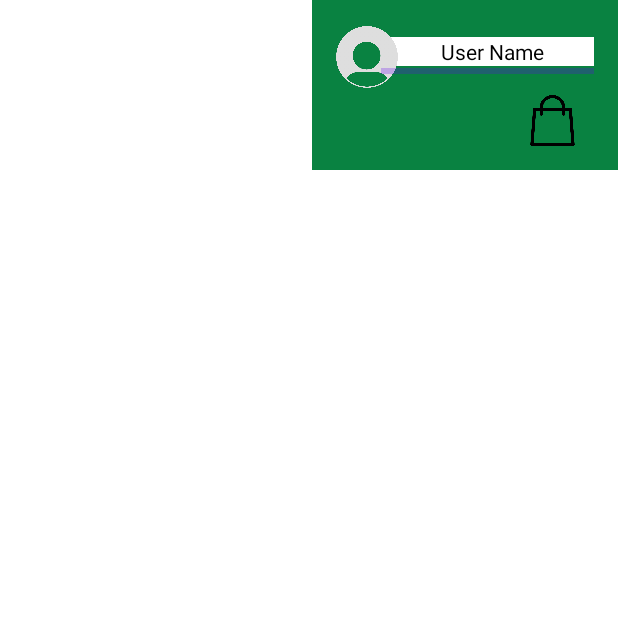
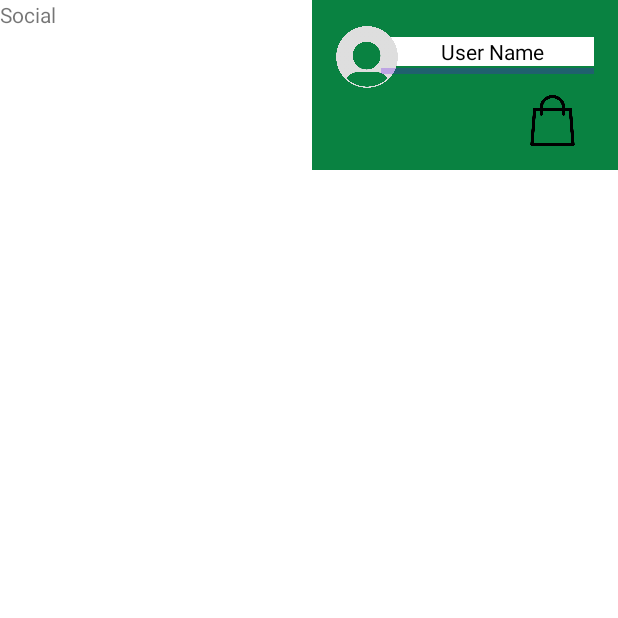
Before and after one commit to grantliunz/EcoQuest, an Android app: the screen it shows after launch (MainActivity), item 3 of the bottom bar chosen, on a phone screen of 412 x 824 dp, the top half of it. Run offline under Robolectric (Android 15) with nearby library versions, the phone set to English and light mode, and no system bars; our stand-ins replace navigation-ui.

Commit message:
Set up Bottom Nav bar

```diff
--- a/app/src/main/java/com/example/devs_hackathon_2023/MainActivity.java
+++ b/app/src/main/java/com/example/devs_hackathon_2023/MainActivity.java
@@ -2,17 +2,24 @@ package com.example.devs_hackathon_2023;
 
 import android.content.Intent;
 import android.os.Bundle;
+import android.text.Layout;
+import android.view.LayoutInflater;
+import android.view.MenuItem;
 import android.view.View;
 import android.view.Menu;
 import android.widget.Button;
+import android.widget.FrameLayout;
 import android.widget.ImageView;
 import android.widget.RelativeLayout;
 import android.view.View.OnClickListener;
 
+import com.google.android.material.bottomnavigation.BottomNavigationView;
+import com.google.android.material.navigation.NavigationBarView;
 import com.example.devs_hackathon_2023.activities.ShopActivity;
 import com.google.android.material.snackbar.Snackbar;
 import com.google.android.material.navigation.NavigationView;
 
+import androidx.annotation.NonNull;
 import androidx.navigation.NavController;
 import androidx.navigation.Navigation;
 import androidx.navigation.ui.AppBarConfiguration;
@@ -27,13 +34,41 @@ public class MainActivity extends AppCompatActivity {
     private AppBarConfiguration mAppBarConfiguration;
     private ActivityMainBinding binding;
 
+    private Map map = new Map();
+    private Quests quests = new Quests();
+    private Social social = new Social();
+
     @Override
     protected void onCreate(Bundle savedInstanceState) {
         super.onCreate(savedInstanceState);
-
         binding = ActivityMainBinding.inflate(getLayoutInflater());
         setContentView(binding.getRoot());
 
+        BottomNavigationView navView = findViewById(R.id.bottom_navigation);
+        getSupportFragmentManager().beginTransaction().replace(R.id.fragment_container, map).commit();
+        navView.setOnItemSelectedListener(new NavigationBarView.OnItemSelectedListener() {
+            @Override
+            public boolean onNavigationItemSelected(@NonNull MenuItem item) {
+                if (item.getItemId() == R.id.task_button) {
+                    getSupportFragmentManager().beginTransaction().replace(R.id.fragment_container, quests).commit();
+                    return true;
+                } else if (item.getItemId() == R.id.map_button) {
+                    getSupportFragmentManager().beginTransaction().replace(R.id.fragment_container, map).commit();
+                    return true;
+                } else if (item.getItemId() == R.id.social_button) {
+                    getSupportFragmentManager().beginTransaction().replace(R.id.fragment_container, social).commit();
+                    return true;
+                }
+                return false;
+            }
+        });
+    }
+
+    private void replaceFragment(int layoutResId) {
+        View view = getLayoutInflater().inflate(layoutResId, null);
+        FrameLayout container = findViewById(R.id.fragment_container);
+        container.removeAllViews();
+        container.addView(view);
         setupShopButton();
 
     }
--- /dev/null
+++ b/app/src/main/java/com/example/devs_hackathon_2023/Map.java
@@ -0,0 +1,64 @@
+package com.example.devs_hackathon_2023;
+
+import android.os.Bundle;
+
+import androidx.fragment.app.Fragment;
+
+import android.view.LayoutInflater;
+import android.view.View;
+import android.view.ViewGroup;
+
+/**
+ * A simple {@link Fragment} subclass.
+ * Use the {@link Map#newInstance} factory method to
+ * create an instance of this fragment.
+ */
+public class Map extends Fragment {
+
+//    // TODO: Rename parameter arguments, choose names that match
+//    // the fragment initialization parameters, e.g. ARG_ITEM_NUMBER
+//    private static final String ARG_PARAM1 = "param1";
+//    private static final String ARG_PARAM2 = "param2";
+//
+//    // TODO: Rename and change types of parameters
+//    private String mParam1;
+//    private String mParam2;
+
+    public Map() {
+        // Required empty public constructor
+    }
+
+    /**
+     * Use this factory method to create a new instance of
+     * this fragment using the provided parameters.
+     *
+     * @param param1 Parameter 1.
+     * @param param2 Parameter 2.
+     * @return A new instance of fragment Map.
+     */
+    // TODO: Rename and change types and number of parameters
+//    public static Map newInstance(String param1, String param2) {
+//        Map fragment = new Map();
+//        Bundle args = new Bundle();
+//        args.putString(ARG_PARAM1, param1);
+//        args.putString(ARG_PARAM2, param2);
+//        fragment.setArguments(args);
+//        return fragment;
+//    }
+//
+//    @Override
+//    public void onCreate(Bundle savedInstanceState) {
+//        super.onCreate(savedInstanceState);
+//        if (getArguments() != null) {
+//            mParam1 = getArguments().getString(ARG_PARAM1);
+//            mParam2 = getArguments().getString(ARG_PARAM2);
+//        }
+//    }
+
+    @Override
+    public View onCreateView(LayoutInflater inflater, ViewGroup container,
+                             Bundle savedInstanceState) {
+        // Inflate the layout for this fragment
+        return inflater.inflate(R.layout.fragment_map, container, false);
+    }
+}
--- /dev/null
+++ b/app/src/main/java/com/example/devs_hackathon_2023/Quests.java
@@ -0,0 +1,64 @@
+package com.example.devs_hackathon_2023;
+
+import android.os.Bundle;
+
+import androidx.fragment.app.Fragment;
+
+import android.view.LayoutInflater;
+import android.view.View;
+import android.view.ViewGroup;
+
+/**
+ * A simple {@link Fragment} subclass.
+ * Use the {@link Quests#newInstance} factory method to
+ * create an instance of this fragment.
+ */
+public class Quests extends Fragment {
+
+//    // TODO: Rename parameter arguments, choose names that match
+//    // the fragment initialization parameters, e.g. ARG_ITEM_NUMBER
+//    private static final String ARG_PARAM1 = "param1";
+//    private static final String ARG_PARAM2 = "param2";
+//
+//    // TODO: Rename and change types of parameters
+//    private String mParam1;
+//    private String mParam2;
+
+    public Quests() {
+        // Required empty public constructor
+    }
+
+    /**
+     * Use this factory method to create a new instance of
+     * this fragment using the provided parameters.
+     *
+     * @param param1 Parameter 1.
+     * @param param2 Parameter 2.
+     * @return A new instance of fragment Quests.
+     */
+    // TODO: Rename and change types and number of parameters
+//    public static Quests newInstance(String param1, String param2) {
+//        Quests fragment = new Quests();
+//        Bundle args = new Bundle();
+//        args.putString(ARG_PARAM1, param1);
+//        args.putString(ARG_PARAM2, param2);
+//        fragment.setArguments(args);
+//        return fragment;
+//    }
+//
+//    @Override
+//    public void onCreate(Bundle savedInstanceState) {
+//        super.onCreate(savedInstanceState);
+//        if (getArguments() != null) {
+//            mParam1 = getArguments().getString(ARG_PARAM1);
+//            mParam2 = getArguments().getString(ARG_PARAM2);
+//        }
+//    }
+
+    @Override
+    public View onCreateView(LayoutInflater inflater, ViewGroup container,
+                             Bundle savedInstanceState) {
+        // Inflate the layout for this fragment
+        return inflater.inflate(R.layout.fragment_quests, container, false);
+    }
+}
--- /dev/null
+++ b/app/src/main/java/com/example/devs_hackathon_2023/Social.java
@@ -0,0 +1,64 @@
+package com.example.devs_hackathon_2023;
+
+import android.os.Bundle;
+
+import androidx.fragment.app.Fragment;
+
+import android.view.LayoutInflater;
+import android.view.View;
+import android.view.ViewGroup;
+
+/**
+ * A simple {@link Fragment} subclass.
+ * Use the {@link Social#newInstance} factory method to
+ * create an instance of this fragment.
+ */
+public class Social extends Fragment {
+
+//    // TODO: Rename parameter arguments, choose names that match
+//    // the fragment initialization parameters, e.g. ARG_ITEM_NUMBER
+//    private static final String ARG_PARAM1 = "param1";
+//    private static final String ARG_PARAM2 = "param2";
+//
+//    // TODO: Rename and change types of parameters
+//    private String mParam1;
+//    private String mParam2;
+
+    public Social() {
+        // Required empty public constructor
+    }
+
+    /**
+     * Use this factory method to create a new instance of
+     * this fragment using the provided parameters.
+     *
+     * @param param1 Parameter 1.
+     * @param param2 Parameter 2.
+     * @return A new instance of fragment Social.
+     */
+    // TODO: Rename and change types and number of parameters
+//    public static Social newInstance(String param1, String param2) {
+//        Social fragment = new Social();
+//        Bundle args = new Bundle();
+//        args.putString(ARG_PARAM1, param1);
+//        args.putString(ARG_PARAM2, param2);
+//        fragment.setArguments(args);
+//        return fragment;
+//    }
+//
+//    @Override
+//    public void onCreate(Bundle savedInstanceState) {
+//        super.onCreate(savedInstanceState);
+//        if (getArguments() != null) {
+//            mParam1 = getArguments().getString(ARG_PARAM1);
+//            mParam2 = getArguments().getString(ARG_PARAM2);
+//        }
+//    }
+
+    @Override
+    public View onCreateView(LayoutInflater inflater, ViewGroup container,
+                             Bundle savedInstanceState) {
+        // Inflate the layout for this fragment
+        return inflater.inflate(R.layout.fragment_social, container, false);
+    }
+}
--- a/app/src/main/res/layout/activity_main.xml
+++ b/app/src/main/res/layout/activity_main.xml
@@ -32,8 +32,6 @@
         android:layout_width="41dp"
         android:layout_height="44dp"
         android:src="@drawable/pfp" />
-
-
     <com.google.android.material.progressindicator.LinearProgressIndicator
         android:id="@+id/myProgressIndicator"
         android:layout_width="match_parent"
@@ -63,27 +61,83 @@
     </RelativeLayout>
     </RelativeLayout>
 
-
+    <FrameLayout
+        android:id="@+id/fragment_container"
+        android:layout_width="match_parent"
+        android:layout_height="match_parent"
+        ></FrameLayout>
     <!-- Other views or widgets -->
 
-    <LinearLayout
-        android:id="@+id/bottomBar"
-        xmlns:android="http://schemas.android.com/apk/res/android"
-        xmlns:app="http://schemas.android.com/apk/res-auto"
-        android:layout_width="match_parent"
-        android:layout_height="wrap_content"
-        android:layout_alignParentBottom="true"
-        android:orientation="horizontal"
-        > <!-- Set your desired color here -->
+<!--    <LinearLayout-->
+<!--        android:id="@+id/bottomBar"-->
+<!--        xmlns:android="http://schemas.android.com/apk/res/android"-->
+<!--        xmlns:app="http://schemas.android.com/apk/res-auto"-->
+<!--        android:layout_width="match_parent"-->
+<!--        android:layout_height="wrap_content"-->
+<!--        android:layout_alignParentBottom="true"-->
+<!--        android:orientation="horizontal"-->
+<!--        > &lt;!&ndash; Set your desired color here &ndash;&gt;-->
     <com.google.android.material.bottomnavigation.BottomNavigationView
         android:id="@+id/bottom_navigation"
         android:layout_width="match_parent"
         android:layout_height="wrap_content"
-            app:menu="@menu/bottom_navigation_menu" />
+        app:menu="@menu/bottom_navigation_menu"
+        android:layout_alignParentBottom="true"/>
 
-    </LinearLayout>
+</RelativeLayout>
 
 
+<!--<RelativeLayout-->
+<!--android:id="@+id/boundedBox"-->
+<!--android:layout_width="204dp"-->
+<!--android:layout_height="113dp"-->
+<!--android:layout_alignParentTop="true"-->
+<!--android:layout_alignParentEnd="true"-->
+<!--android:background="#098241"-->
+<!--android:padding="16dp">-->
+
+<!--<TextView-->
+<!--    android:id="@+id/textBox"-->
+<!--    android:layout_width="149dp"-->
+<!--    android:layout_height="wrap_content"-->
+<!--    android:layout_below="@id/myImageView"-->
+<!--    android:layout_marginLeft="30dp"-->
+<!--    android:layout_marginTop="-35dp"-->
+<!--    android:background="#FFFFFF"-->
+<!--    android:paddingLeft="40dp"-->
+<!--    android:text="User Name"-->
+<!--    android:textColor="#000000" />-->
+
+<!--<ImageView-->
+<!--    android:id="@+id/myImageView"-->
+<!--    android:layout_width="41dp"-->
+<!--    android:layout_height="44dp"-->
+<!--    android:src="@drawable/pfp" />-->
+<!--<com.google.android.material.progressindicator.LinearProgressIndicator-->
+<!--    android:id="@+id/myProgressIndicator"-->
+<!--    android:layout_width="match_parent"-->
+<!--    android:layout_height="wrap_content"-->
+<!--    android:layout_below="@id/myImageView"-->
+<!--    android:layout_alignParentBottom="true"-->
+<!--    android:layout_marginLeft="30dp"-->
+<!--    android:layout_marginTop="-35dp"-->
+<!--    android:layout_marginBottom="48dp" />-->
+
+<!--<RelativeLayout-->
+<!--    android:id="@+id/shopLayout"-->
+<!--    android:layout_width="175dp"-->
+<!--    android:layout_height="95dp">-->
 
 
-</RelativeLayout>
+<!--    <ImageView-->
+<!--        android:id="@+id/shopButton"-->
+<!--        android:layout_width="55dp"-->
+<!--        android:layout_height="34dp"-->
+<!--        android:layout_alignParentEnd="true"-->
+<!--        android:layout_alignParentBottom="true"-->
+<!--        android:clickable="true"-->
+<!--        android:focusable="true"-->
+<!--        android:src="@drawable/shop" />-->
+
+<!--</RelativeLayout>-->
+<!--</RelativeLayout>-->
--- /dev/null
+++ b/app/src/main/res/layout/fragment_social.xml
@@ -0,0 +1,14 @@
+<?xml version="1.0" encoding="utf-8"?>
+<FrameLayout xmlns:android="http://schemas.android.com/apk/res/android"
+    xmlns:tools="http://schemas.android.com/tools"
+    android:layout_width="match_parent"
+    android:layout_height="match_parent"
+    tools:context=".Social">
+
+    <!-- TODO: Update blank fragment layout -->
+    <TextView
+        android:layout_width="match_parent"
+        android:layout_height="match_parent"
+        android:text="Social" />
+
+</FrameLayout>
--- a/app/src/main/res/values/strings.xml
+++ b/app/src/main/res/values/strings.xml
@@ -10,4 +10,6 @@
     <string name="menu_home">Home</string>
     <string name="menu_gallery">Gallery</string>
     <string name="menu_slideshow">Slideshow</string>
+    <!-- TODO: Remove or change this placeholder text -->
+    <string name="hello_blank_fragment">Hello blank fragment</string>
 </resources>
```
Also changed, not shown: app/src/main/res/layout/fragment_map.xml (added, +14 -0 lines), app/src/main/res/layout/fragment_quests.xml (added, +14 -0 lines). Lines whose indentation alone changed are shown as unchanged.
